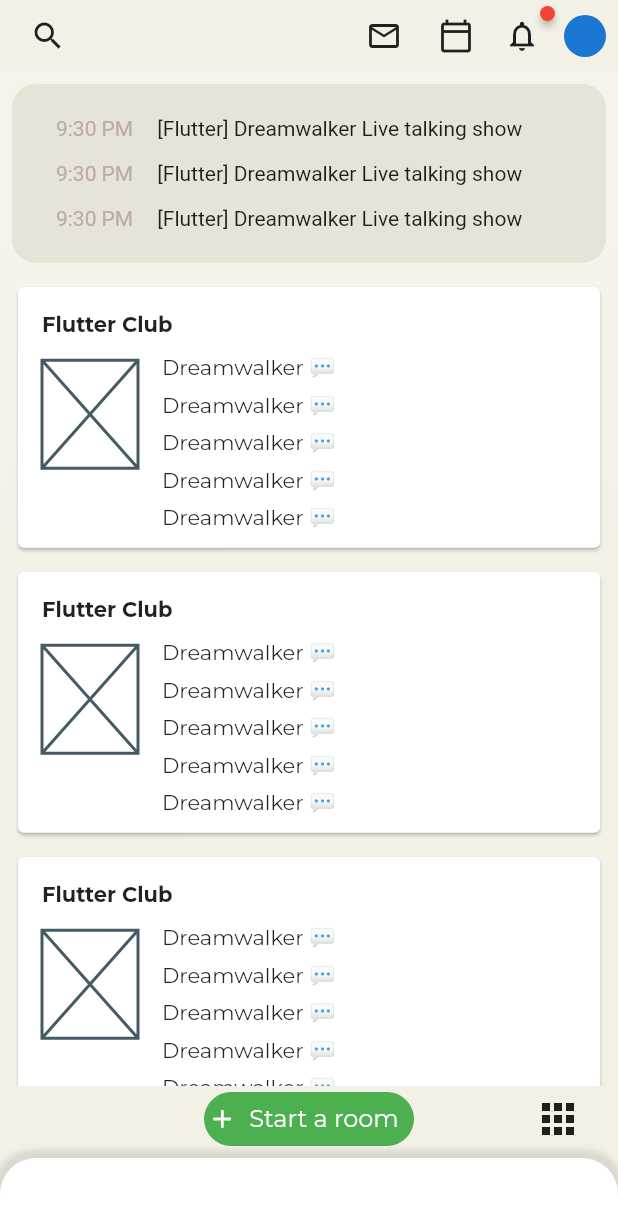
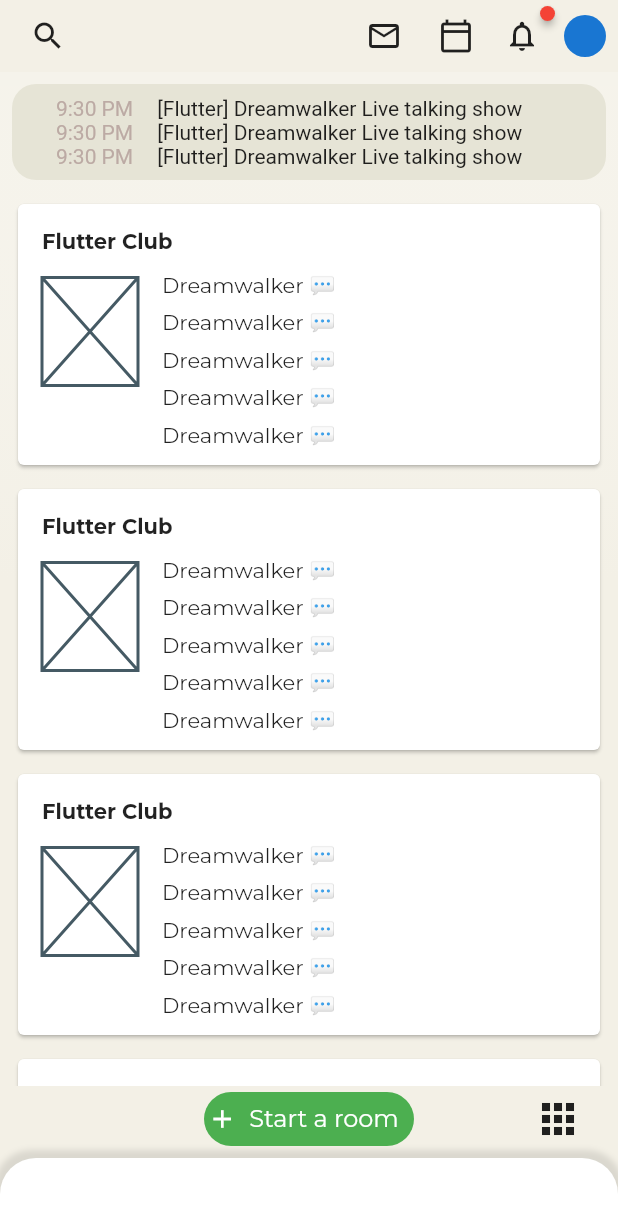
Before and after one commit to JAICHANGPARK/flutter_notebook_11th_story, a Flutter app: the screen it shows after launch, on a phone screen of 412 x 824 dp. Shown: the top 1230 px of the screen. Run offline on Flutter 3.47's test engine with Material 2 defaults, Android fonts, the phone set to English and light mode, and no system bars; drawn by our look-alikes of badges; our stand-ins replace backdrop, flutter_inner_drawer, google_fonts.

Commit message:
Update clubhouse_home_page.dart

```diff
--- a/lib/ep701_clubhouse/ui/clubhouse_home_page.dart
+++ b/lib/ep701_clubhouse/ui/clubhouse_home_page.dart
@@ -59,15 +59,14 @@ class _ClubhouseHomePageState extends State<ClubhouseHomePage> {
                   Colors.white.withOpacity(0.2),
                 ], begin: Alignment.bottomCenter, end: Alignment.topCenter),
               ),
-              child: Column(
-                children: [
-                  Expanded(
-                      flex: 2,
-                      child: Container(
+              child: ListView.builder(
+                  shrinkWrap: true,
+                  itemBuilder: (context, index) {
+                    if (index == 0) {
+                      return Container(
                         margin: EdgeInsets.all(8),
                         decoration: BoxDecoration(
-                            color: Color(0xffe6e4d6) // 230 228 214  e6 e4 d6,
-                            ,
+                            color: Color(0xffe6e4d6), // 230 228 214  e6 e4 d6,
                             borderRadius: BorderRadius.circular(16)),
                         padding: EdgeInsets.all(8),
                         child: Column(
@@ -138,10 +137,8 @@ class _ClubhouseHomePageState extends State<ClubhouseHomePage> {
                             )
                           ],
                         ),
-                      )),
-                  Expanded(
-                    flex: 8,
-                    child: ListView.builder(itemBuilder: (context, index) {
+                      );
+                    }
                     return Padding(
                       padding: const EdgeInsets.symmetric(horizontal: 8, vertical: 4),
                       child: Card(
@@ -223,9 +220,6 @@ class _ClubhouseHomePageState extends State<ClubhouseHomePage> {
                       ),
                     );
                   }),
-                  )
-                ],
-              ),
             ),
             bottom: 100,
             left: 0,
@@ -274,10 +268,7 @@ class _ClubhouseHomePageState extends State<ClubhouseHomePage> {
                       ),
                       Padding(
                         padding: const EdgeInsets.all(8.0),
-                        child: Text(
-                          "Start a room",
-                          style: GoogleFonts.montserrat(fontSize: 16, color: Colors.white)
-                        ),
+                        child: Text("Start a room", style: GoogleFonts.montserrat(fontSize: 16, color: Colors.white)),
                       )
                     ],
                   ),
```
Lines whose indentation alone changed are shown as unchanged.
